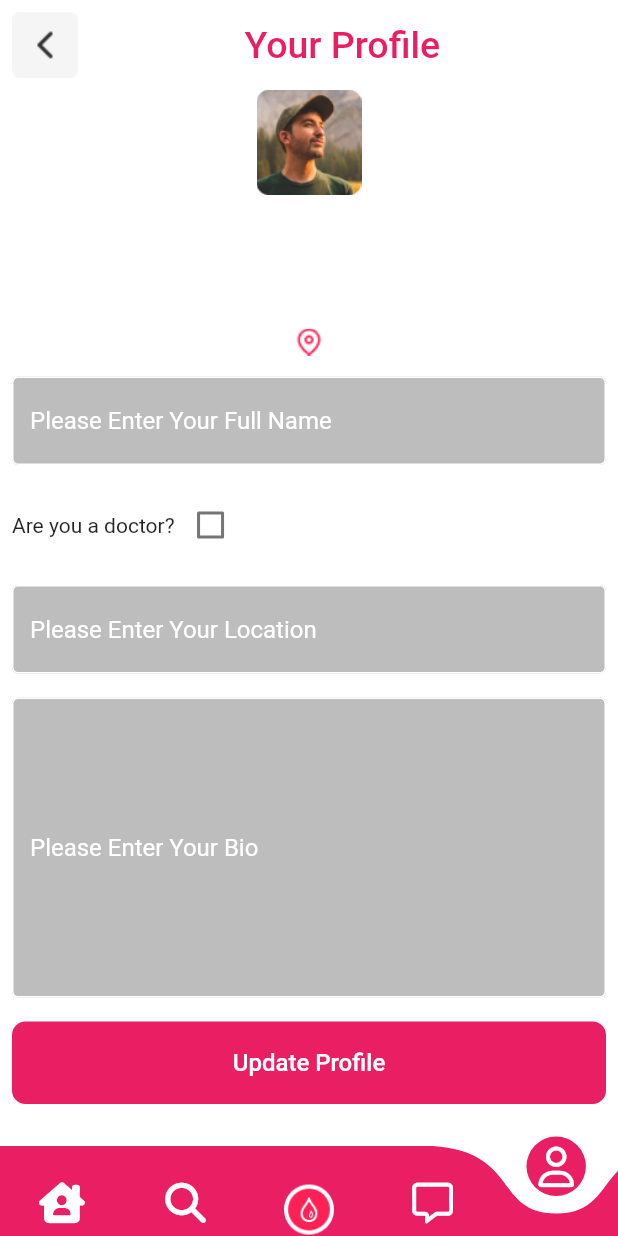
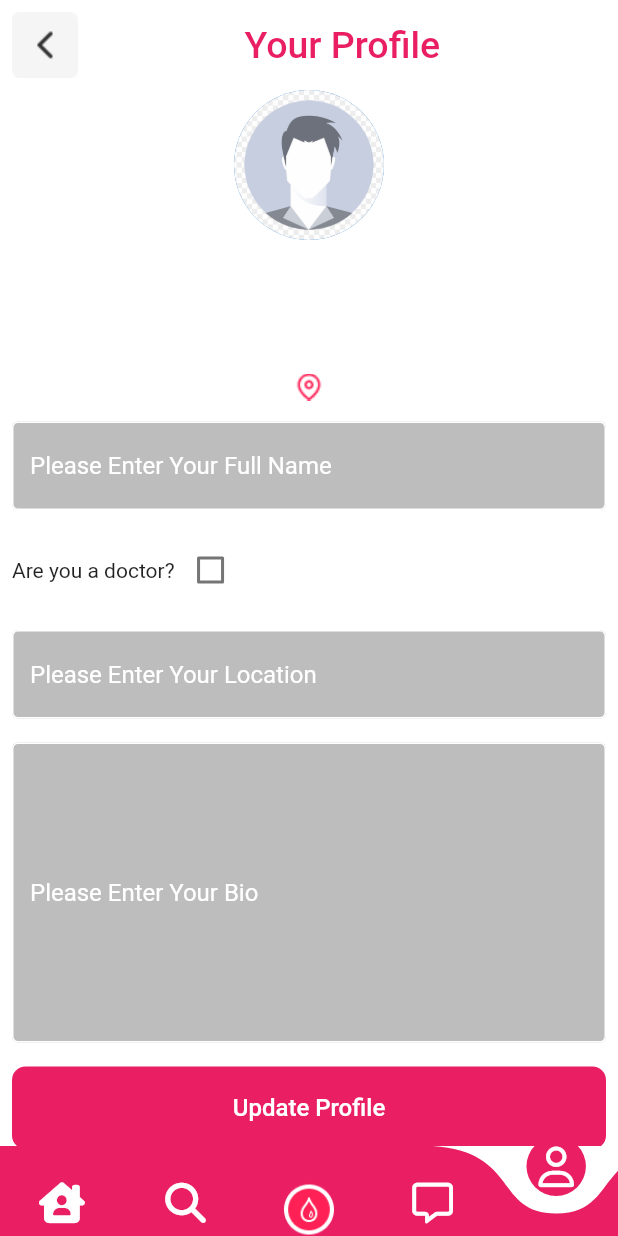
Before and after one commit to pikigene01/cancerconnector, a Flutter app: the screen it shows once a user with an empty profile is signed in, item 5 of the bottom bar chosen, on a phone screen of 412 x 824 dp. Run offline on Flutter 3.47's test engine with Material 2 defaults, Android fonts, the phone set to English and light mode, and no system bars; drawn by our look-alikes of curved_navigation_bar; our stand-ins replace cached_network_image, card_swiper, cloud_firestore, firebase_auth, firebase_core, firebase_storage and 6 more; accounts and stored records are empty.

Commit message:
update user profile circular avatar

```diff
--- a/lib/pages/profilepage.dart
+++ b/lib/pages/profilepage.dart
@@ -144,9 +144,12 @@ class _ProfilePageState extends State<ProfilePage> {
                   onTap: () {
                     _selectPhoto(imgStateName: 'profileImg');
                   },
-                  child: Image.asset(
-                    doctors[1]["image"].toString(),
-                    height: 70,
+                  child: CircleAvatar(
+                    radius: 50,
+                    backgroundImage: Image.asset(
+                      "assets/placeholder.png",
+                      height: 70,
+                    ).image,
                   ),
                 )
               : InkWell(
```
Also changed, not shown: assets/placeholder.png (added).
